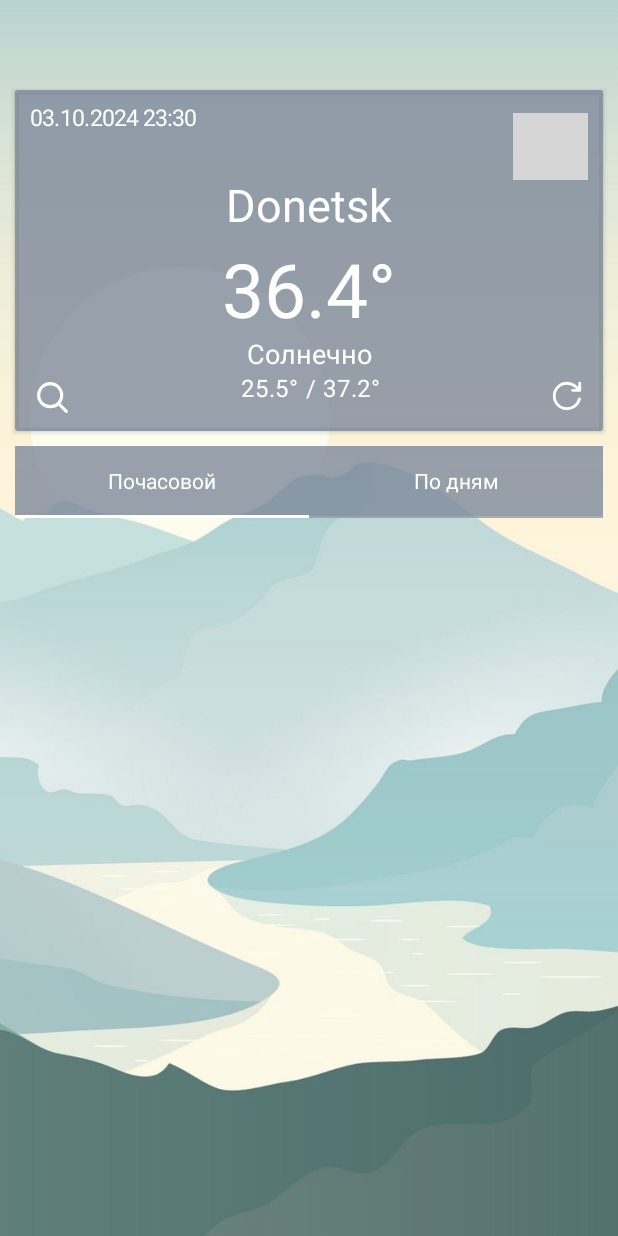
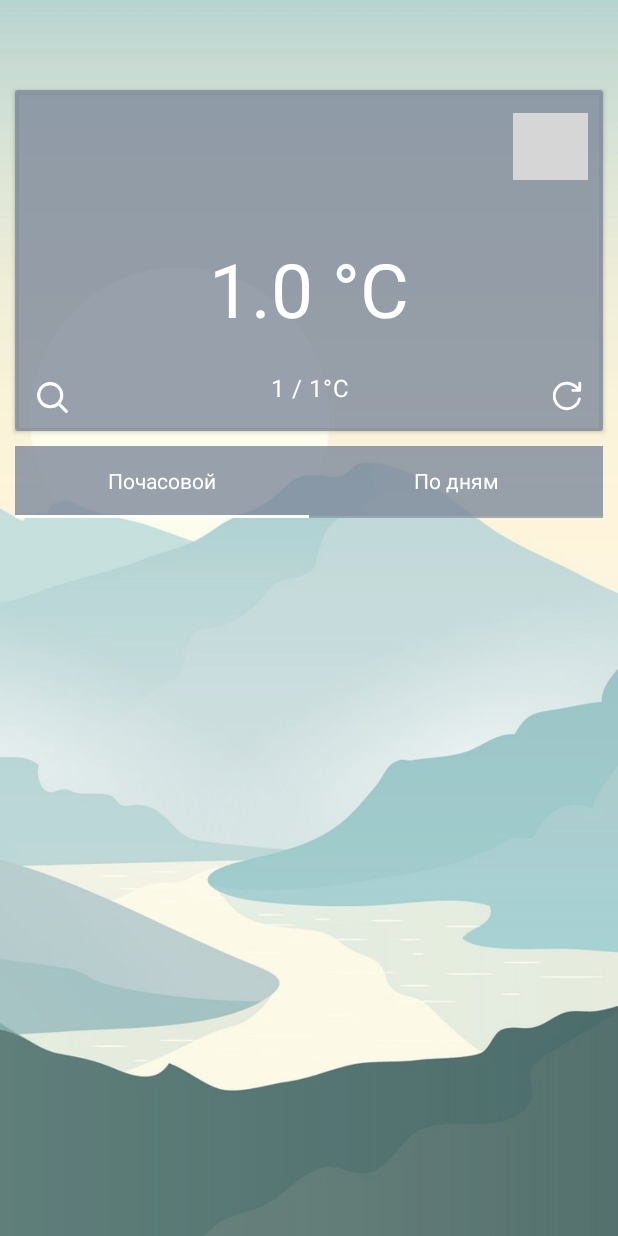
Before and after one commit to SunderLiq/WeatherComposable, an Android app built with Jetpack Compose: the screen it shows after launch (MainActivity), on a phone screen of 412 x 824 dp. Run offline under Robolectric (Android 15) with nearby library versions, the phone set to English and light mode, and no system bars; our stand-ins replace Volley, accompanist; network calls fail; pictures from the network do not load; grey boxes are pictures that could not be loaded.

Commit message:
Fill MainCard true data from API

```diff
--- a/app/src/main/java/com/example/appweathercomposable/MainActivity.kt
+++ b/app/src/main/java/com/example/appweathercomposable/MainActivity.kt
@@ -28,11 +28,16 @@ class MainActivity : ComponentActivity() {
             val daysList = remember {
                 mutableStateOf(listOf<WeatherModel>())
             }
-            getData("Donetsk", this, daysList)
+            val selectedDay = remember {
+                mutableStateOf(WeatherModel(
+                    "", "", "1.0", "", "", "1.0", "1.0", ""
+                ))
+            }
+            getData("Murmansk", this, daysList, selectedDay)
             AppWeatherComposableTheme {
                 BackGround()
                 Column {
-                    MainCard()
+                    MainCard(selectedDay)
                     TabLayout(daysList)
                 }
             }
@@ -40,7 +45,8 @@ class MainActivity : ComponentActivity() {
     }
 }
 
-private fun getData (city: String, context: Context, daysList: MutableState<List<WeatherModel>>){
+private fun getData (city: String, context: Context,
+                     daysList: MutableState<List<WeatherModel>>, selectedDay: MutableState<WeatherModel>){
     val url = "https://api.weatherapi.com/v1/forecast.json?key=" +
             API_KEY +
             "&q=" +
@@ -53,6 +59,7 @@ private fun getData (city: String, context: Context, daysList: MutableState<List
         {
             response ->
             val list = getForecastByDays(response)
+            selectedDay.value = list[0]
             daysList.value = list
         },
         {
--- a/app/src/main/java/com/example/appweathercomposable/screens/HourDayUI.kt
+++ b/app/src/main/java/com/example/appweathercomposable/screens/HourDayUI.kt
@@ -38,9 +38,8 @@ fun ListItem (item: WeatherModel){
             verticalAlignment = Alignment.CenterVertically){
             Column (verticalArrangement = Arrangement.SpaceBetween){
                 Text(text = item.time, style = TextStyle(fontSize = 18.sp))
-                Text(text = item.condition, modifier = Modifier.padding(top = 5.dp), style = TextStyle(fontSize = 15.sp))
             }
-            Text(text = item.currentTemp.ifEmpty { "${item.maxTemp} / ${item.minTemp}" }, style = TextStyle(fontSize = 25.sp))
+            Text(text = item.currentTemp.ifEmpty { "${item.minTemp.substringBefore(".")} / ${item.maxTemp.substringBefore(".")}" }, style = TextStyle(fontSize = 25.sp))
             AsyncImage(
                 model = "https:${item.icon}",
                 contentDescription = "Current weather icon",
--- a/app/src/main/java/com/example/appweathercomposable/screens/MainScreen.kt
+++ b/app/src/main/java/com/example/appweathercomposable/screens/MainScreen.kt
@@ -27,7 +27,6 @@ import androidx.compose.ui.graphics.Color
 import androidx.compose.ui.layout.ContentScale
 import androidx.compose.ui.res.painterResource
 import androidx.compose.ui.text.TextStyle
-import androidx.compose.ui.tooling.preview.Preview
 import androidx.compose.ui.unit.dp
 import androidx.compose.ui.unit.sp
 import coil.compose.AsyncImage
@@ -51,9 +50,8 @@ fun BackGround() {
     )
 }
 
-@Preview(showBackground = true)
 @Composable
-fun MainCard() {
+fun MainCard(selectedDay: MutableState<WeatherModel>) {
     Column(
         modifier = Modifier
             .padding(top = 60.dp, start = 10.dp, end = 10.dp),
@@ -81,25 +79,25 @@ fun MainCard() {
                     horizontalArrangement = Arrangement.SpaceBetween
                 ) {
                     Text(
-                        text = "03.10.2024 23:30",
+                        text = selectedDay.value.time,
                         style = TextStyle(fontSize = 15.sp)
                     )
                     AsyncImage(
-                        model = "https://cdn.weatherapi.com/weather/64x64/night/113.png",
-                        contentDescription = "night_icon",
+                        model = "https:${selectedDay.value.icon}",
+                        contentDescription = "selected forecast icon",
                         modifier = Modifier
                             .size(50.dp)
                             .padding(top = 5.dp)
                     )
                 }
-                Text(text = "Donetsk", style = TextStyle(fontSize = 30.sp))
+                Text(text = selectedDay.value.city, style = TextStyle(fontSize = 30.sp))
                 Text(
-                    text = "36.4°",
+                    text = selectedDay.value.currentTemp + " °C",
                     style = TextStyle(fontSize = 50.sp),
                     modifier = Modifier.padding(top = 10.dp)
                 )
                 Text(
-                    text = "Солнечно",
+                    text = selectedDay.value.condition,
                     style = TextStyle(fontSize = 18.sp),
                     modifier = Modifier.padding(top = 2.dp)
                 )
@@ -115,7 +113,7 @@ fun MainCard() {
                             .size(30.dp)
                             .padding(top = 5.dp)
                     )
-                    Text(text = "25.5° / 37.2°")
+                    Text(text = "${selectedDay.value.minTemp.substringBefore(".")} / ${selectedDay.value.maxTemp.substringBefore(".")}°C")
                     Icon(
                         painterResource(id = R.drawable.refresh_icon_white),
                         contentDescription = "Refresh_button",
```
